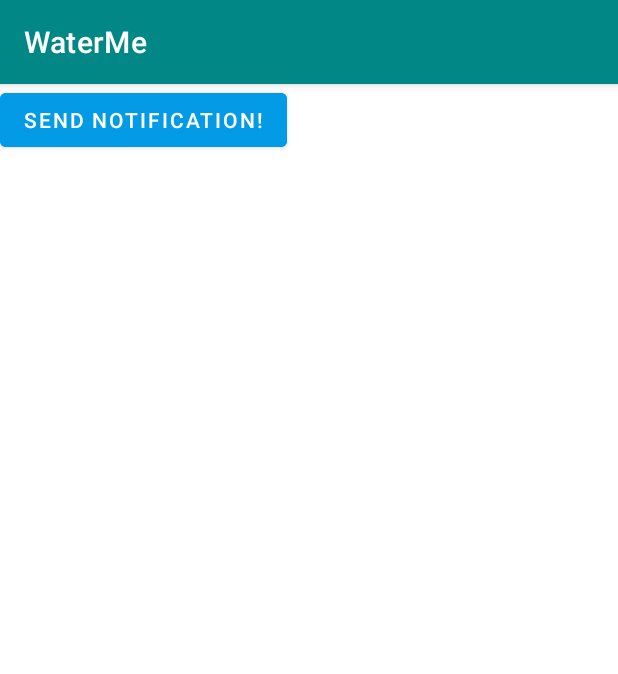
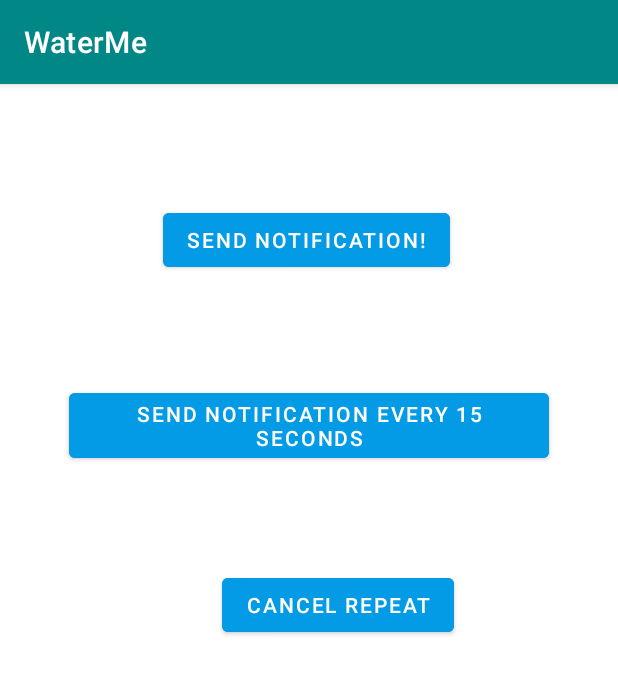
Before and after one commit to MattRelacion/WaterMe, an Android app: the Notifications screen opened directly, with no data from a screen before it, after a tap on "SEND NOTIFICATION!", on a phone screen of 412 x 824 dp. Shown: the top 674 px of the screen. Run offline under Robolectric (Android 15) with nearby library versions, the phone set to English and light mode, and no system bars.

Commit message:
Notifications

```diff
--- a/app/src/main/java/com/example/waterme/Notifications.kt
+++ b/app/src/main/java/com/example/waterme/Notifications.kt
@@ -1,74 +1,86 @@
 package com.example.waterme
 
-import android.app.NotificationChannel
-import android.app.NotificationManager
-import android.app.PendingIntent
+import android.app.*
 import android.content.Context
 import android.content.Intent
-import android.graphics.BitmapFactory
-import android.os.Build
 import androidx.appcompat.app.AppCompatActivity
 import android.os.Bundle
-import android.widget.Button
-import androidx.core.app.NotificationCompat
-import androidx.core.app.NotificationManagerCompat
+import android.os.SystemClock
+import android.util.Log
+import android.view.View
+import android.widget.Toast
+import java.text.DateFormat
+import java.util.*
 
 class Notifications : AppCompatActivity() {
 
-    private val CHANNEL_ID = "channel_id_example"
-    private val notificationId = 101
+    private lateinit var mAlarmManager: AlarmManager
+    private lateinit var mNotificationReceiverPendingIntent: PendingIntent
 
-    override fun onCreate(savedInstanceState: Bundle?) {
+    companion object {
+        private const val oneSecond = 1000L
+        private const val delay = 1000L
+
+    }
+
+    public override fun onCreate(savedInstanceState: Bundle?) {
         super.onCreate(savedInstanceState)
         setContentView(R.layout.activity_notifications)
 
-        createNotificationChannel()
+        mAlarmManager = getSystemService(Context.ALARM_SERVICE) as AlarmManager
 
-        val notify_button = findViewById<Button>(R.id.notify_button)
-        notify_button.setOnClickListener() {
-            sendNotification()
-        }
+        // Create an Intent to broadcast to the AlarmNotificationReceiver
+        val mNotificationReceiverIntent = Intent(
+            this,
+            BroadcastReceiver::class.java
+        )
 
+        // Create an PendingIntent that holds the NotificationReceiverIntent
+        mNotificationReceiverPendingIntent = PendingIntent.getBroadcast(
+            this, 0, mNotificationReceiverIntent, PendingIntent.FLAG_IMMUTABLE or PendingIntent.FLAG_UPDATE_CURRENT
+        )
     }
 
-    private fun createNotificationChannel() {
-        if (Build.VERSION.SDK_INT >= Build.VERSION_CODES.O) {
-            val name = "Notification Title"
-            val descriptionText = "Notification Description"
-            val importance = NotificationManager.IMPORTANCE_DEFAULT
-            val channel = NotificationChannel(CHANNEL_ID, name, importance).apply {
-                description= descriptionText
-            }
-            val notificationManager: NotificationManager = getSystemService(Context.NOTIFICATION_SERVICE) as NotificationManager
-            notificationManager.createNotificationChannel(channel)
-        }
+    fun onClickSendNotification(v: View) {
+        // Set single alarm
+        mAlarmManager.set(
+            AlarmManager.RTC_WAKEUP,
+            System.currentTimeMillis(),
+            mNotificationReceiverPendingIntent
+        )
+
+
+        // Show Toast message
+        Toast.makeText(
+            applicationContext, "Notification Processed",
+            Toast.LENGTH_LONG
+        ).show()
     }
 
-    private fun sendNotification() {
-//        val intent = Intent(this, Notifications::class.java).apply {
-//            flags = Intent.FLAG_ACTIVITY_NEW_TASK or Intent.FLAG_ACTIVITY_CLEAR_TASK
-//        }
-//        val pendingIntent: PendingIntent = PendingIntent.getActivity(this, 0, intent, 0)
-//
-//        //Change androidTwo to the appropriate icons
-//        val bitmap = BitmapFactory.decodeResource(applicationContext.resources, R.drawable.androidtwo)
-//        val bitMapLargeIcon = BitmapFactory.decodeResource(applicationContext.resources, R.drawable.androidtwo)
+    fun onClickSendRepeatNotification(v: View) {
+        // Set repeating alarm (Currently set at 1 min, change delay to longer, minimum is 1 min)
+        mAlarmManager.setRepeating(
+            AlarmManager.ELAPSED_REALTIME,
+            SystemClock.elapsedRealtime(),
+            delay,
+            mNotificationReceiverPendingIntent
+        )
 
+        // Show Toast message
+        Toast.makeText(
+            applicationContext, "Repeating Notification Set",
+            Toast.LENGTH_LONG
+        ).show()
+    }
 
+    fun onClickCancelRepeat(v: View) {
+        // Cancel all alarms using mNotificationReceiverPendingIntent
+        mAlarmManager.cancel(mNotificationReceiverPendingIntent)
 
-        val builder = NotificationCompat.Builder(this, CHANNEL_ID)
-            .setSmallIcon(R.drawable.ic_launcher_foreground)
-//        set this to logo later
-            .setContentTitle("Example Title")
-            .setContentText("Example Text")
-//            .setLargeIcon(bitMapLargeIcon)
-//            .setStyle(NotificationCompat.BigPictureStyle().bigLargeIcon(bitmap))
-//            .setContentIntent(pendingIntent)
-            .setAutoCancel(true)
-            .setPriority(NotificationCompat.PRIORITY_DEFAULT)
-
-        with(NotificationManagerCompat.from(this)) {
-            notify(notificationId, builder.build())
-        }
+        // Show Toast message
+        Toast.makeText(
+            applicationContext,
+            "No Longer Repeating", Toast.LENGTH_LONG
+        ).show()
     }
 }
--- a/app/src/main/res/layout/activity_notifications.xml
+++ b/app/src/main/res/layout/activity_notifications.xml
@@ -1,19 +1,72 @@
 <?xml version="1.0" encoding="utf-8"?>
-<androidx.constraintlayout.widget.ConstraintLayout xmlns:android="http://schemas.android.com/apk/res/android"
+<RelativeLayout xmlns:android="http://schemas.android.com/apk/res/android"
+    xmlns:app="http://schemas.android.com/apk/res-auto"
     xmlns:tools="http://schemas.android.com/tools"
     android:layout_width="match_parent"
     android:layout_height="match_parent"
     tools:context=".Notifications">
 
     <Button
+        android:id="@+id/notify_button2"
+        android:layout_width="wrap_content"
+        android:layout_height="wrap_content"
+        android:layout_alignParentStart="true"
+        android:layout_alignParentTop="true"
+        android:layout_centerHorizontal="true"
+        android:layout_marginStart="46dp"
+        android:layout_marginTop="200dp"
+        android:backgroundTint="#039BE5"
+        android:onClick="onClickSendRepeatNotification"
+        android:text="Send Notification Every 15 Seconds"
+        android:textColor="@color/white"
+        tools:ignore="MissingConstraints,OnClick"
+        tools:layout_editor_absoluteX="110dp"
+        tools:layout_editor_absoluteY="324dp" />
+
+    <Button
         android:id="@+id/notify_button"
         android:layout_width="wrap_content"
         android:layout_height="wrap_content"
+        android:layout_alignParentTop="true"
+        android:layout_alignParentEnd="true"
+        android:layout_centerHorizontal="true"
+        android:layout_marginTop="80dp"
+        android:layout_marginEnd="112dp"
         android:backgroundTint="#039BE5"
+        android:onClick="onClickSendNotification"
         android:text="Send Notification!"
         android:textColor="@color/white"
-        tools:ignore="MissingConstraints"
+        tools:ignore="MissingConstraints,OnClick"
         tools:layout_editor_absoluteX="110dp"
         tools:layout_editor_absoluteY="324dp" />
 
-</androidx.constraintlayout.widget.ConstraintLayout>
+    <Button
+        android:id="@+id/notify_button3"
+        android:layout_width="wrap_content"
+        android:layout_height="wrap_content"
+        android:layout_alignParentTop="true"
+        android:layout_alignParentEnd="true"
+        android:layout_centerHorizontal="true"
+        android:layout_marginTop="323dp"
+        android:layout_marginEnd="109dp"
+        android:backgroundTint="#039BE5"
+        android:onClick="onClickCancelRepeat"
+        android:text="Cancel Repeat"
+        android:textColor="@color/white"
+        tools:ignore="MissingConstraints,OnClick"
+        tools:layout_editor_absoluteX="110dp"
+        tools:layout_editor_absoluteY="324dp" />
+
+
+    <!--    <Button-->
+<!--        android:id="@+id/set_notify_button"-->
+<!--        android:layout_width="wrap_content"-->
+<!--        android:layout_height="wrap_content"-->
+<!--        android:backgroundTint="#039BE5"-->
+<!--        android:text="Set Notification Timer!"-->
+<!--        android:textColor="@color/white"-->
+<!--        tools:ignore="MissingConstraints"-->
+<!--        tools:layout_editor_absoluteX="89dp"-->
+<!--        tools:layout_editor_absoluteY="276dp" />-->
+
+</RelativeLayout>
--- a/app/src/main/res/layout/activity_splash_screen.xml
+++ b/app/src/main/res/layout/activity_splash_screen.xml
@@ -5,6 +5,6 @@
     android:layout_width="match_parent"
     android:layout_height="match_parent"
     tools:context=".SplashScreen"
-    android:background= "@drawable/temp_splash_screen">
+    android:background= "@drawable/splash_screen">
     <!--    CHANGE THE BACKGROUND TO REAL SVG FILE-->
 </androidx.constraintlayout.widget.ConstraintLayout>
```
Also changed, not shown: app/src/main/AndroidManifest.xml (+11 -2 lines), app/src/main/java/com/example/waterme/BroadcastReceiver.kt (added, +83 -0 lines), app/src/main/res/drawable/temp_splash_screen.xml (deleted, +0 -10 lines), app/src/main/res/drawable/androidtwo.png (deleted), app/src/main/res/drawable/logo.png (added), app/src/main/res/drawable/splash_screen.png (added), build.gradle (line endings or trailing spaces).
